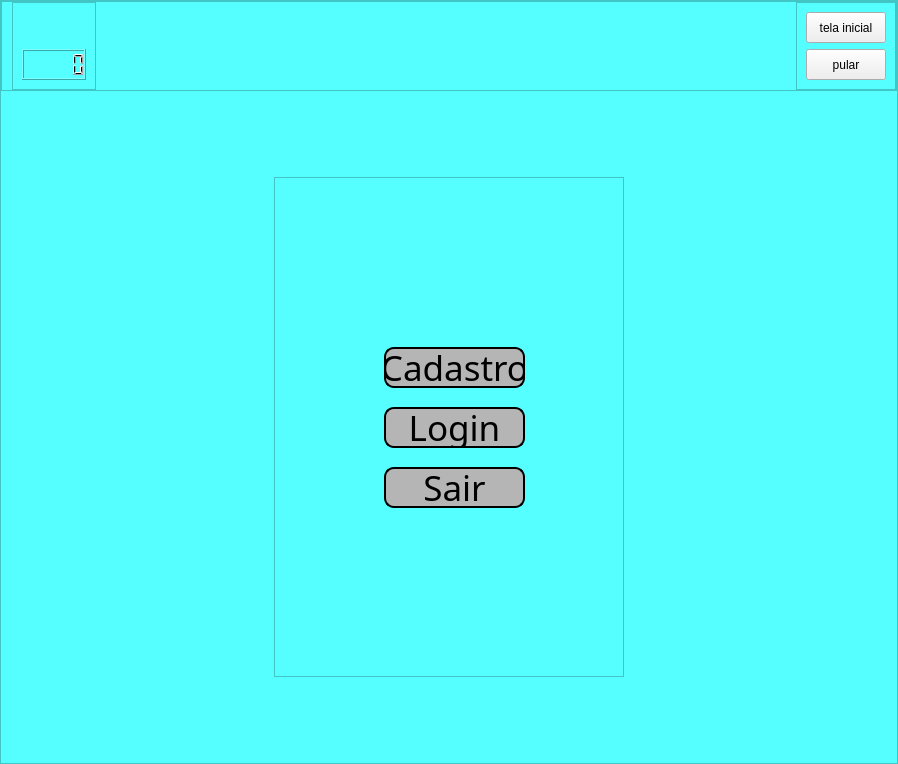
This is App/Desenvolvimento/src/main/python/mainUi.ui in wesleyrodrigues/TCC as Qt 5 draws it before an edit. The edited form follows.
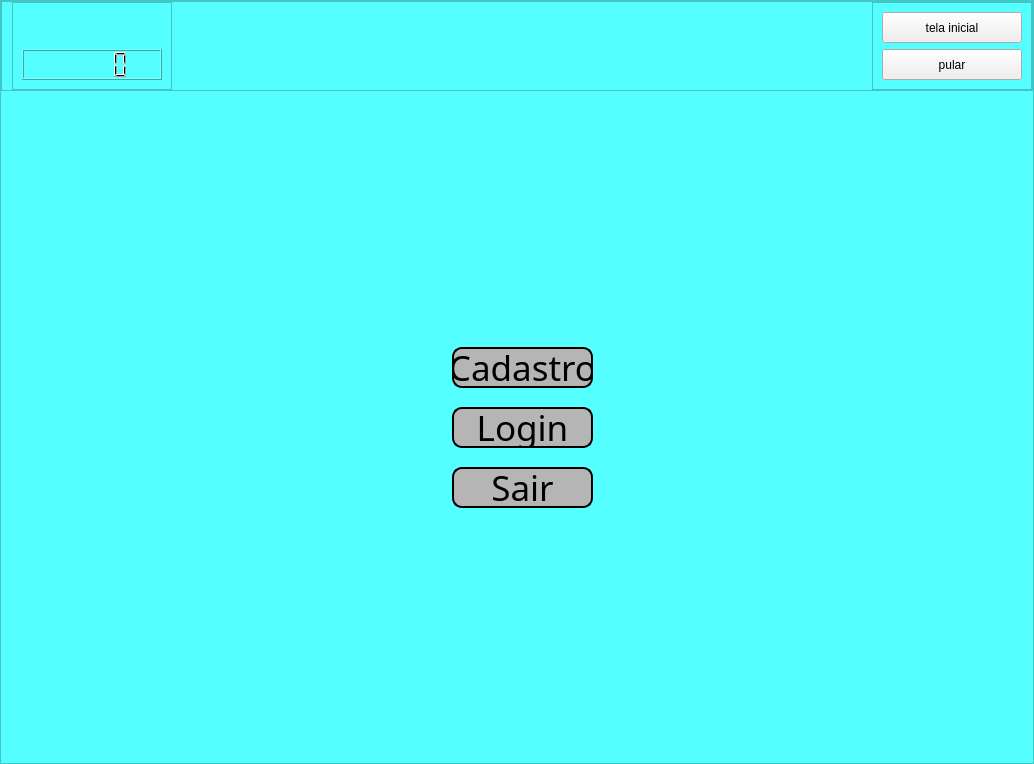
This is the edited form. The open tabs and pages were chosen to show the change. Icons and pictures are not drawn.

Commit message: inacabado imagens

Patch:
```diff
--- a/App/Desenvolvimento/src/main/python/mainUi.ui
+++ b/App/Desenvolvimento/src/main/python/mainUi.ui
@@ -6,7 +6,7 @@
    <rect>
     <x>0</x>
     <y>0</y>
-    <width>893</width>
+    <width>1034</width>
     <height>764</height>
    </rect>
   </property>
@@ -208,17 +208,32 @@
            </property>
            <item>
             <widget class="QFrame" name="frame_2">
+             <property name="enabled">
+              <bool>true</bool>
+             </property>
              <property name="maximumSize">
               <size>
                <width>350</width>
                <height>500</height>
               </size>
              </property>
+             <property name="toolTip">
+              <string/>
+             </property>
+             <property name="statusTip">
+              <string/>
+             </property>
+             <property name="whatsThis">
+              <string/>
+             </property>
+             <property name="autoFillBackground">
+              <bool>false</bool>
+             </property>
              <property name="styleSheet">
               <string notr="true"/>
              </property>
              <property name="frameShape">
-              <enum>QFrame::StyledPanel</enum>
+              <enum>QFrame::NoFrame</enum>
              </property>
              <property name="frameShadow">
               <enum>QFrame::Raised</enum>
```
Left out of the diff: 4 changed lines with no effect on the pictures. The commit also changes 2 other files.
